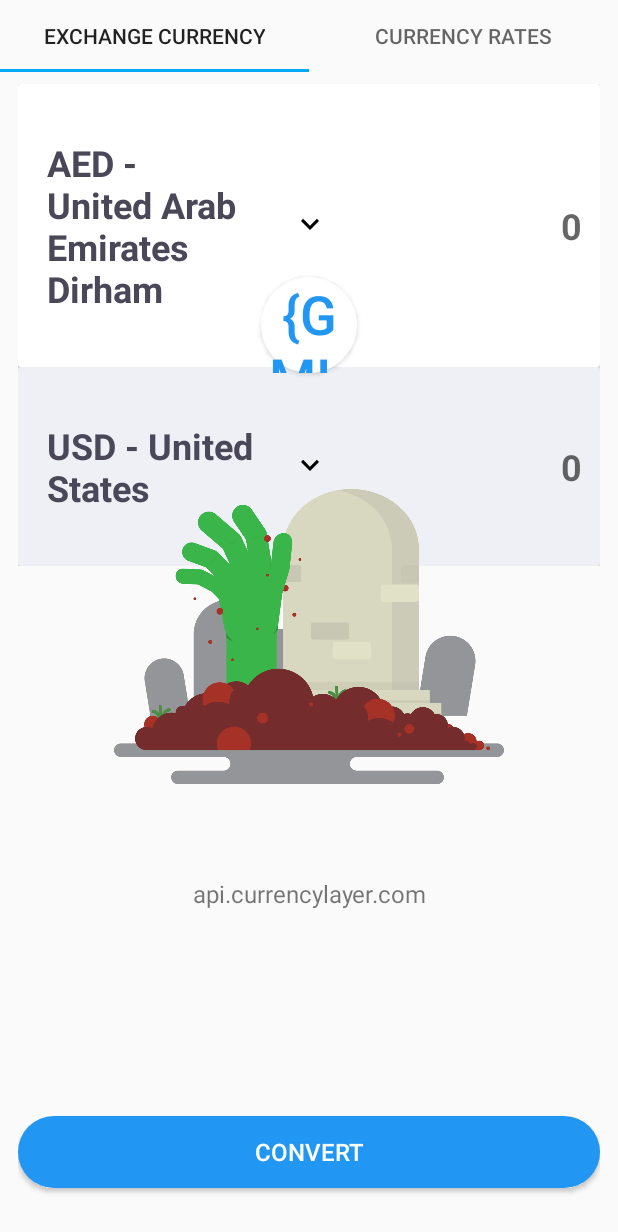
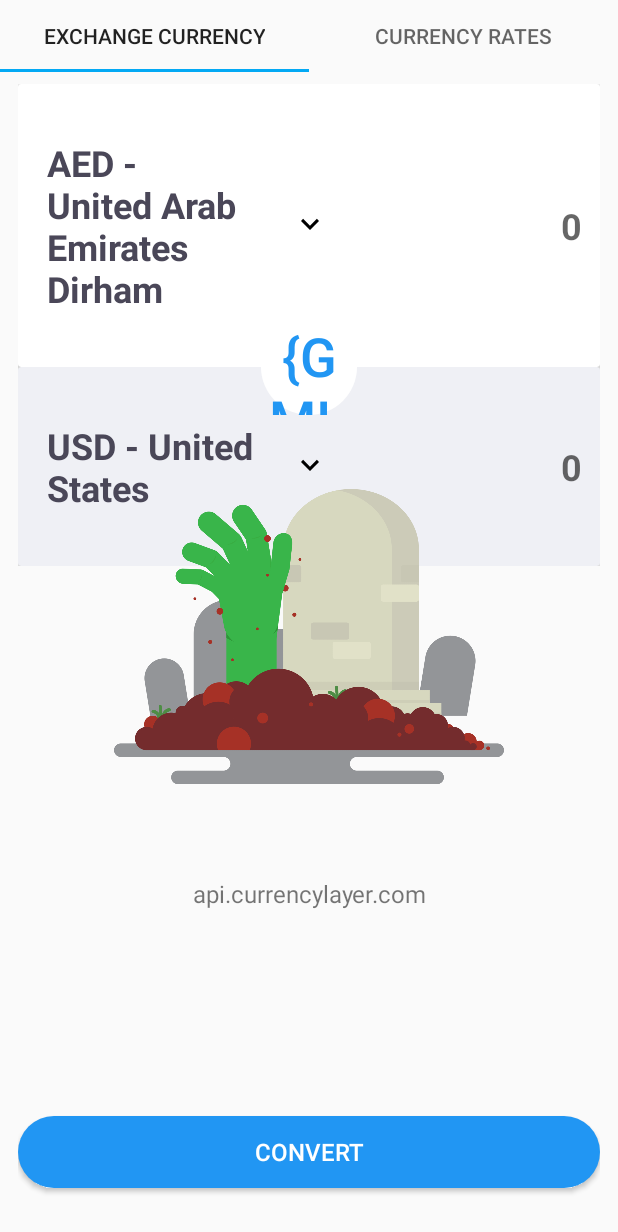
Before and after one commit to DitoHI/MoneyConv, an Android app: the fragment CurrentRatesFragment placed in its activity, on a phone screen of 412 x 824 dp. Shown: the top 1232 px of the screen. Run offline under Robolectric (Android 15) with nearby library versions, the phone set to English and light mode, and no system bars; our stand-ins replace Room's generated code, RxJava, Shimmer; libraries missing offline, so code that uses them is left out: com.mikepenz.iconics; plain views replace IconicsButton; network calls fail; 1 statement that could not run was skipped.

Commit message:
🎉 feature define mvvm for currency live of room

```diff
--- a/app/src/main/java/com/hafizhnotes/currencyconversion/data/repository/CurrencyLiveDataSource.kt
+++ b/app/src/main/java/com/hafizhnotes/currencyconversion/data/repository/CurrencyLiveDataSource.kt
@@ -23,6 +23,7 @@ class CurrencyLiveDataSource(
 
     fun fetchCurrencyLive() {
         _networkState.postValue(NetworkState.LOADING)
+
         try {
             compositeDisposable.add(
                 apiService
--- a/app/src/main/java/com/hafizhnotes/currencyconversion/data/vo/CurrencyListResponse.kt
+++ b/app/src/main/java/com/hafizhnotes/currencyconversion/data/vo/CurrencyListResponse.kt
@@ -1,16 +1,18 @@
 package com.hafizhnotes.currencyconversion.data.vo
-
 
 import com.google.gson.JsonObject
 import com.google.gson.annotations.SerializedName
 
 data class CurrencyListResponse(
     @SerializedName("currencies")
-    val currencies: JsonObject = JsonObject(),
+    var currencies: JsonObject = JsonObject(),
+
     @SerializedName("privacy")
     val privacy: String = "",
+
     @SerializedName("success")
     val success: Boolean = false,
+
     @SerializedName("terms")
     val terms: String = ""
 )
--- /dev/null
+++ b/app/src/main/java/com/hafizhnotes/currencyconversion/room/dao/CurrencyLiveRoomDao.kt
@@ -0,0 +1,18 @@
+package com.hafizhnotes.currencyconversion.room.dao
+
+import androidx.lifecycle.LiveData
+import androidx.room.Dao
+import androidx.room.Insert
+import androidx.room.OnConflictStrategy
+import androidx.room.Query
+import com.hafizhnotes.currencyconversion.data.constant.DBConstant
+import com.hafizhnotes.currencyconversion.room.vo.CurrencyLiveRoomResponse
+
+@Dao
+interface CurrencyLiveRoomDao {
+    @Query("SELECT * FROM ${DBConstant.CURRENCY_LIVE_DB_NAME} ORDER BY timestamp DESC")
+    fun getLatest(): LiveData<List<CurrencyLiveRoomResponse>>
+
+    @Insert(onConflict = OnConflictStrategy.IGNORE)
+    suspend fun insert(currencyLiveResponse: CurrencyLiveRoomResponse)
+}
--- /dev/null
+++ b/app/src/main/java/com/hafizhnotes/currencyconversion/room/db/CurrencyLayerDatabase.kt
@@ -0,0 +1,41 @@
+package com.hafizhnotes.currencyconversion.room.db
+
+import android.content.Context
+import androidx.room.Database
+import androidx.room.Room
+import androidx.room.RoomDatabase
+import com.hafizhnotes.currencyconversion.data.constant.DBConstant
+import com.hafizhnotes.currencyconversion.room.dao.CurrencyLiveRoomDao
+import com.hafizhnotes.currencyconversion.room.vo.CurrencyListRoomResponse
+import com.hafizhnotes.currencyconversion.room.vo.CurrencyLiveRoomResponse
+import kotlinx.coroutines.CoroutineScope
+
+@Database(
+    entities = [CurrencyLiveRoomResponse::class, CurrencyListRoomResponse::class],
+    version = 1,
+    exportSchema = false
+)
+abstract class CurrencyLayerDatabase : RoomDatabase() {
+
+    abstract fun currencyLiveRoomDao(): CurrencyLiveRoomDao
+
+    companion object {
+        @Volatile
+        private var INSTANCE: CurrencyLayerDatabase? = null
+
+        fun getDatabase(context: Context, scope: CoroutineScope): CurrencyLayerDatabase {
+            val tempInstance = INSTANCE
+            if (tempInstance != null) return tempInstance
+
+            synchronized(this) {
+                val instance = Room.databaseBuilder(
+                    context.applicationContext,
+                    CurrencyLayerDatabase::class.java,
+                    DBConstant.CURRENCY_LAYER_DB
+                ).build()
+                INSTANCE = instance
+                return instance
+            }
+        }
+    }
+}
--- /dev/null
+++ b/app/src/main/java/com/hafizhnotes/currencyconversion/room/repository/CurrencyLiveRoomRepository.kt
@@ -0,0 +1,15 @@
+package com.hafizhnotes.currencyconversion.room.repository
+
+import androidx.lifecycle.LiveData
+import com.hafizhnotes.currencyconversion.room.dao.CurrencyLiveRoomDao
+import com.hafizhnotes.currencyconversion.room.vo.CurrencyLiveRoomResponse
+
+class CurrencyLiveRoomRepository(private val currencyLiveRoomDao: CurrencyLiveRoomDao) {
+
+    val latestCurrencyLive: LiveData<List<CurrencyLiveRoomResponse>> =
+        currencyLiveRoomDao.getLatest()
+
+    suspend fun insert(currencyLiveRoomResponse: CurrencyLiveRoomResponse) {
+        currencyLiveRoomDao.insert(currencyLiveRoomResponse)
+    }
+}
--- /dev/null
+++ b/app/src/main/java/com/hafizhnotes/currencyconversion/ui/currency_rates/CurrencyRatesRoomViewModel.kt
@@ -0,0 +1,31 @@
+package com.hafizhnotes.currencyconversion.ui.currency_rates
+
+import android.app.Application
+import androidx.lifecycle.AndroidViewModel
+import androidx.lifecycle.LiveData
+import androidx.lifecycle.viewModelScope
+import com.hafizhnotes.currencyconversion.room.db.CurrencyLayerDatabase
+import com.hafizhnotes.currencyconversion.room.repository.CurrencyLiveRoomRepository
+import com.hafizhnotes.currencyconversion.room.vo.CurrencyLiveRoomResponse
+import kotlinx.coroutines.Dispatchers
+import kotlinx.coroutines.launch
+
+class CurrencyRatesRoomViewModel(application: Application) : AndroidViewModel(application) {
+
+    private val repository: CurrencyLiveRoomRepository
+
+    val latestCurrencyLive: LiveData<List<CurrencyLiveRoomResponse>>
+
+    init {
+        val liveDao =
+            CurrencyLayerDatabase.getDatabase(application, viewModelScope).currencyLiveRoomDao()
+
+        repository = CurrencyLiveRoomRepository(liveDao)
+        latestCurrencyLive = repository.latestCurrencyLive
+    }
+
+    fun insert(currencyLiveRoomResponse: CurrencyLiveRoomResponse) =
+        viewModelScope.launch(Dispatchers.IO) {
+            repository.insert(currencyLiveRoomResponse)
+        }
+}
--- a/app/src/main/java/com/hafizhnotes/currencyconversion/ui/currency_rates/CurrentRatesFragment.kt
+++ b/app/src/main/java/com/hafizhnotes/currencyconversion/ui/currency_rates/CurrentRatesFragment.kt
@@ -21,6 +21,7 @@ class CurrentRatesFragment(private val source: String = "USD") : Fragment() {
     private lateinit var rootView: View
     private lateinit var repository: CurrencyRatesRepository
     private lateinit var viewModel: CurrencyRatesViewModel
+    private lateinit var roomViewModel: CurrencyRatesRoomViewModel
 
     override fun onCreateView(
         inflater: LayoutInflater, container: ViewGroup?,
@@ -39,6 +40,10 @@ class CurrentRatesFragment(private val source: String = "USD") : Fragment() {
         repository = CurrencyRatesRepository(apiService)
         viewModel = getViewModel()
 
+        // Get local currency live using Room.
+        roomViewModel = getRoomViewModel()
+
+
         // Init properties of recycler view.
         val layoutManager = LinearLayoutManager(rootView.context)
         layoutManager.orientation = LinearLayoutManager.VERTICAL
@@ -48,7 +53,7 @@ class CurrentRatesFragment(private val source: String = "USD") : Fragment() {
         viewModel
             .currencyLive
             .observe(
-                this,
+                viewLifecycleOwner,
                 Observer {
                     if (!it.success) return@Observer
 
@@ -66,7 +71,7 @@ class CurrentRatesFragment(private val source: String = "USD") : Fragment() {
         viewModel
             .networkState
             .observe(
-                this,
+                viewLifecycleOwner,
                 Observer {
                     rootView.sfl_rates_loading.visibility =
                         if (it == NetworkState.LOADING) View.VISIBLE else View.GONE
@@ -94,4 +99,7 @@ class CurrentRatesFragment(private val source: String = "USD") : Fragment() {
                 }
             }
         )[CurrencyRatesViewModel::class.java]
+
+    private fun getRoomViewModel(): CurrencyRatesRoomViewModel =
+        ViewModelProvider(this).get(CurrencyRatesRoomViewModel::class.java)
 }
--- a/app/src/main/java/com/hafizhnotes/currencyconversion/ui/exchange_currency/ExchangeCurrencyFragment.kt
+++ b/app/src/main/java/com/hafizhnotes/currencyconversion/ui/exchange_currency/ExchangeCurrencyFragment.kt
@@ -149,7 +149,7 @@ class ExchangeCurrencyFragment : Fragment() {
         if (activity == null) return
 
         if (view !is EditText) {
-            view.setOnTouchListener { v, event ->
+            view.setOnTouchListener { _, _ ->
                 hideSoftKeyboard(activity!!)
                 false
             }
--- a/app/src/main/res/layout/fragment_exchange_currency.xml
+++ b/app/src/main/res/layout/fragment_exchange_currency.xml
@@ -107,16 +107,11 @@
                 android:layout_width="match_parent"
                 android:layout_height="wrap_content">
 
-                <LinearLayout
+                <androidx.cardview.widget.CardView
+                    android:id="@+id/cv_curreny_form_form"
                     android:layout_width="match_parent"
                     android:layout_height="wrap_content"
-                    android:orientation="vertical"
-                    app:layout_constraintBottom_toBottomOf="parent"
-                    app:layout_constraintTop_toTopOf="parent">
-
-                    <androidx.cardview.widget.CardView
-                        android:layout_width="match_parent"
-                        android:layout_height="wrap_content">
+                    app:layout_constraintBottom_toTopOf="@id/cv_curreny_form_to">
 
                     <LinearLayout
                         android:layout_width="match_parent"
@@ -197,9 +192,11 @@
                 </androidx.cardview.widget.CardView>
 
                 <androidx.cardview.widget.CardView
+                    android:id="@+id/cv_curreny_form_to"
                     android:layout_width="match_parent"
                     android:layout_height="wrap_content"
-                        app:cardBackgroundColor="@color/gray06">
+                    app:cardBackgroundColor="@color/gray06"
+                    app:layout_constraintTop_toBottomOf="@id/cv_curreny_form_form">
 
                     <LinearLayout
                         android:layout_width="match_parent"
@@ -276,8 +273,6 @@
 
                 </androidx.cardview.widget.CardView>
 
-                </LinearLayout>
-
                 <com.mikepenz.iconics.view.IconicsButton
                     android:layout_width="@dimen/iconSizeLg"
                     android:layout_height="@dimen/iconSizeLg"
@@ -285,10 +280,10 @@
                     android:text="{gmi-long-arrow-return}"
                     android:textColor="@color/colorPrimary"
                     android:textSize="@dimen/fontSizeLg"
-                    app:layout_constraintBottom_toBottomOf="parent"
+                    app:layout_constraintBottom_toTopOf="@id/cv_curreny_form_to"
                     app:layout_constraintEnd_toEndOf="parent"
                     app:layout_constraintStart_toStartOf="parent"
-                    app:layout_constraintTop_toTopOf="parent" />
+                    app:layout_constraintTop_toBottomOf="@id/cv_curreny_form_form" />
 
             </androidx.constraintlayout.widget.ConstraintLayout>
 
--- a/build.gradle
+++ b/build.gradle
@@ -5,7 +5,6 @@ buildscript {
     repositories {
         google()
         jcenter()
-
     }
     dependencies {
         classpath 'com.android.tools.build:gradle:3.6.2'
--- a/gradle.properties
+++ b/gradle.properties
@@ -19,3 +19,4 @@ android.useAndroidX=true
 android.enableJetifier=true
 # Kotlin code style for this project: "official" or "obsolete":
 kotlin.code.style=official
+kapt.incremental.apt=true
```
Also changed, not shown: app/build.gradle (+12 -1 lines), app/src/main/java/com/hafizhnotes/currencyconversion/data/constant/DBConstant.kt (added, +19 -0 lines), app/src/main/java/com/hafizhnotes/currencyconversion/data/vo/CurrencyLiveResponse.kt (+8 -4 lines), app/src/main/java/com/hafizhnotes/currencyconversion/room/vo/CurrencyListRoomResponse.kt (added, +23 -0 lines), app/src/main/java/com/hafizhnotes/currencyconversion/room/vo/CurrencyLiveRoomResponse.kt (added, +29 -0 lines). Lines whose indentation alone changed are shown as unchanged.
